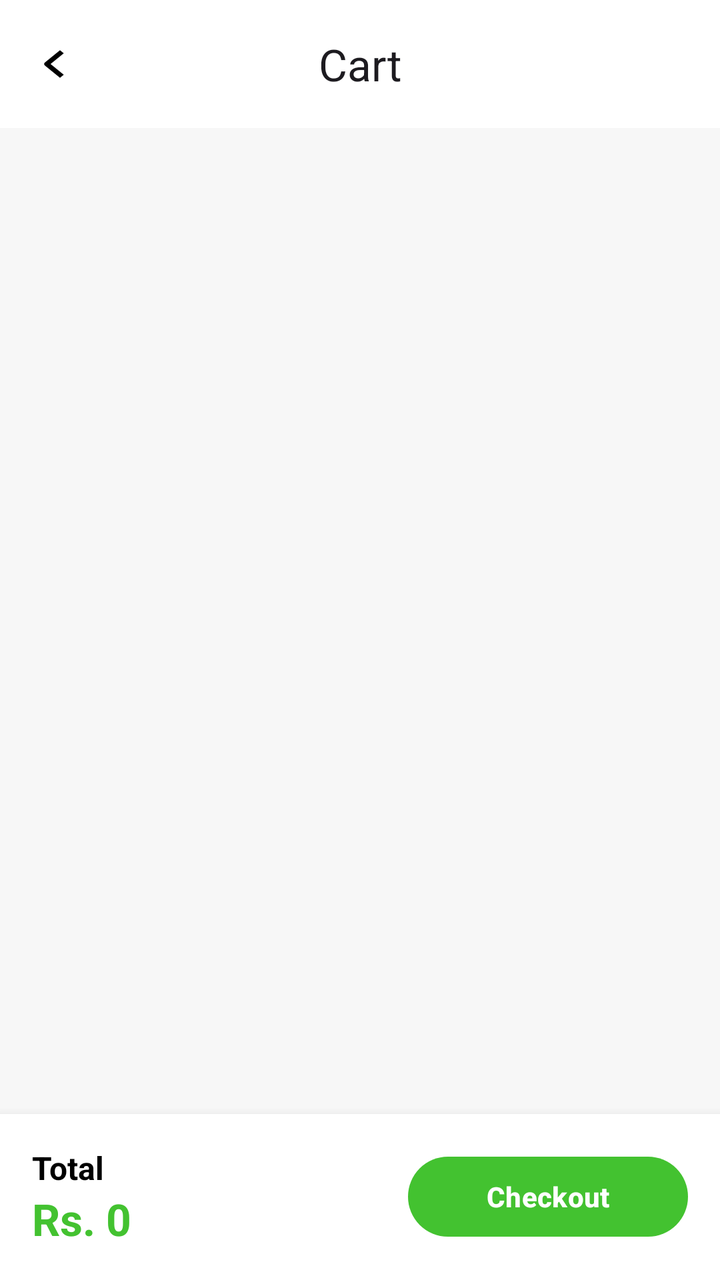
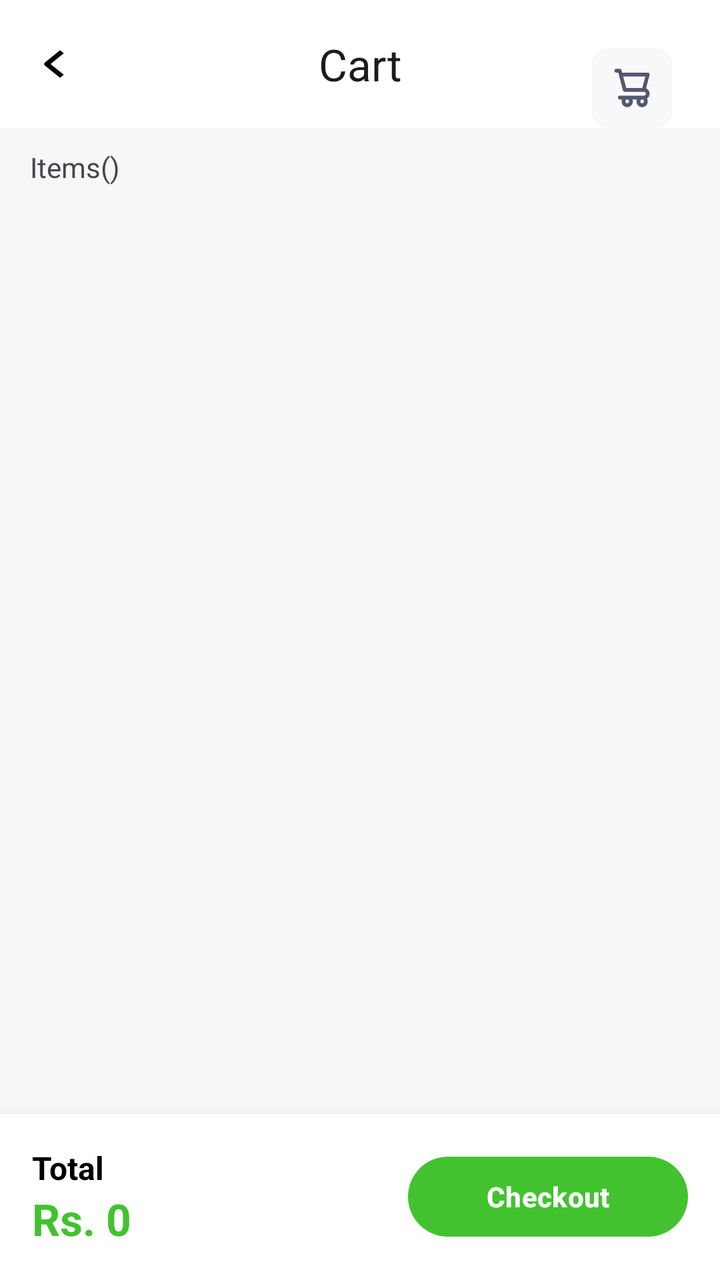

Two renders of the same Android screen: before a commit and after it. Below are the layout's source before the change and the commit's diff.
<!-- AndroidManifest.xml: application theme Theme.MyView -->
<!-- res/layout/fragment_cart.xml -->
<?xml version="1.0" encoding="utf-8"?>
<androidx.constraintlayout.widget.ConstraintLayout
    xmlns:android="http://schemas.android.com/apk/res/android"
    xmlns:app="http://schemas.android.com/apk/res-auto"
    android:layout_width="match_parent"
    android:layout_height="match_parent"
    android:background="#F7F7F7">

    
    <com.google.android.material.appbar.MaterialToolbar
        android:id="@+id/toolbar"
        android:layout_width="0dp"
        android:layout_height="?attr/actionBarSize"
        android:background="@android:color/white"
        app:title="Cart"
        app:titleCentered="true"
        app:navigationIcon="@drawable/back_arrow"
        app:layout_constraintTop_toTopOf="parent"
        app:layout_constraintStart_toStartOf="parent"
        app:layout_constraintEnd_toEndOf="parent"/>

    
    <androidx.recyclerview.widget.RecyclerView
        android:id="@+id/rvCart"
        android:layout_width="0dp"
        android:layout_height="0dp"
        android:paddingTop="12dp"
        android:paddingBottom="12dp"
        android:clipToPadding="false"
        app:layoutManager="androidx.recyclerview.widget.LinearLayoutManager"
        app:layout_constraintTop_toBottomOf="@id/toolbar"
        app:layout_constraintBottom_toTopOf="@id/layoutBottom"
        app:layout_constraintStart_toStartOf="parent"
        app:layout_constraintEnd_toEndOf="parent"/>

    
    <LinearLayout
        android:id="@+id/layoutBottom"
        android:layout_width="0dp"
        android:layout_height="wrap_content"
        android:orientation="vertical"
        android:padding="16dp"
        android:background="@android:color/white"
        android:elevation="8dp"
        app:layout_constraintBottom_toBottomOf="parent"
        app:layout_constraintStart_toStartOf="parent"
        app:layout_constraintEnd_toEndOf="parent">

        
    <LinearLayout
        android:layout_width="match_parent"
        android:layout_height="match_parent"
        android:gravity="center_vertical"
        android:orientation="horizontal">

    
    <LinearLayout
        android:layout_width="0dp"
        android:layout_height="wrap_content"
        android:layout_weight="1"
        android:orientation="vertical">

        <TextView
            android:layout_width="wrap_content"
            android:layout_height="wrap_content"
            android:text="Total"
            android:textColor="#000000"
            android:textSize="16sp"
            android:textStyle="bold"/>

        <TextView
            android:id="@+id/txtTotal"
            android:layout_width="wrap_content"
            android:layout_height="wrap_content"
            android:text="Rs. 0"
            android:textColor="#43C230"
            android:textSize="22sp"
            android:textStyle="bold"/>
    </LinearLayout>

    
    <com.google.android.material.button.MaterialButton
        android:id="@+id/btnCheckout"
        android:layout_width="140dp"
        android:layout_height="48dp"
        android:text="Checkout"
        android:textAllCaps="false"
        android:textColor="@android:color/white"
        android:textStyle="bold"
        app:backgroundTint="#43C230"
        app:cornerRadius="24dp"/>
    </LinearLayout>
    </LinearLayout>

</androidx.constraintlayout.widget.ConstraintLayout>
<!-- resources referenced by this layout -->
<resources>
  <!-- drawable back_arrow (drawable) -->
  <vector xmlns:android="http://schemas.android.com/apk/res/android"
      android:width="16dp"
      android:height="26dp"
      android:viewportWidth="16"
      android:viewportHeight="26">
    <path
        android:pathData="M2.457,13.77L10,19.899L11.885,18.367L5.285,13.004L11.885,7.642L10,6.11L2.457,12.238C2.207,12.441 2.067,12.717 2.067,13.004C2.067,13.292 2.207,13.567 2.457,13.77Z"
        android:fillColor="#000000"
        android:fillType="evenOdd"/>
  </vector>
  <style name="Theme.MyView" parent="Base.Theme.MyView" />
  <style name="Base.Theme.MyView" parent="Theme.Material3.DayNight.NoActionBar">
          
          
  
      </style>
</resources>

<!-- the commit's change to res/layout/fragment_cart.xml (unified diff, before → after) -->
@@ -18,7 +18,27 @@
         app:layout_constraintTop_toTopOf="parent"
         app:layout_constraintStart_toStartOf="parent"
         app:layout_constraintEnd_toEndOf="parent"/>
-
+    <ImageView
+        android:id="@+id/imgCart"
+        android:layout_width="wrap_content"
+        android:layout_height="wrap_content"
+        android:layout_marginTop="16dp"
+        android:layout_marginEnd="16dp"
+        android:elevation="12dp"
+        android:padding="8dp"
+        android:src="@drawable/forcartig"
+        app:layout_constraintEnd_toEndOf="parent"
+        app:layout_constraintTop_toTopOf="parent" />
+<TextView
+    android:layout_width="wrap_content"
+    android:layout_height="wrap_content"
+    android:id="@+id/item"
+    android:text="Items()"
+    app:layout_constraintStart_toStartOf="parent"
+    app:layout_constraintTop_toBottomOf="@id/toolbar"
+    android:layout_marginTop="10dp"
+    android:layout_marginStart="15dp"
+    />
     
     <androidx.recyclerview.widget.RecyclerView
         android:id="@+id/rvCart"
@@ -27,6 +47,7 @@
         android:paddingTop="12dp"
         android:paddingBottom="12dp"
         android:clipToPadding="false"
+android:layout_marginTop="20dp"
         app:layoutManager="androidx.recyclerview.widget.LinearLayoutManager"
         app:layout_constraintTop_toBottomOf="@id/toolbar"
         app:layout_constraintBottom_toTopOf="@id/layoutBottom"
<!-- resource entries referenced after the edit -->
@@ -11,6 +11,7 @@
         android:fillColor="#000000"
         android:fillType="evenOdd"/>
   </vector>
+  <!-- drawable forcartig: vector/xml drawable (drawable, 3023 chars, omitted) -->
   <style name="Theme.MyView" parent="Base.Theme.MyView" />
   <style name="Base.Theme.MyView" parent="Theme.Material3.DayNight.NoActionBar">
           
